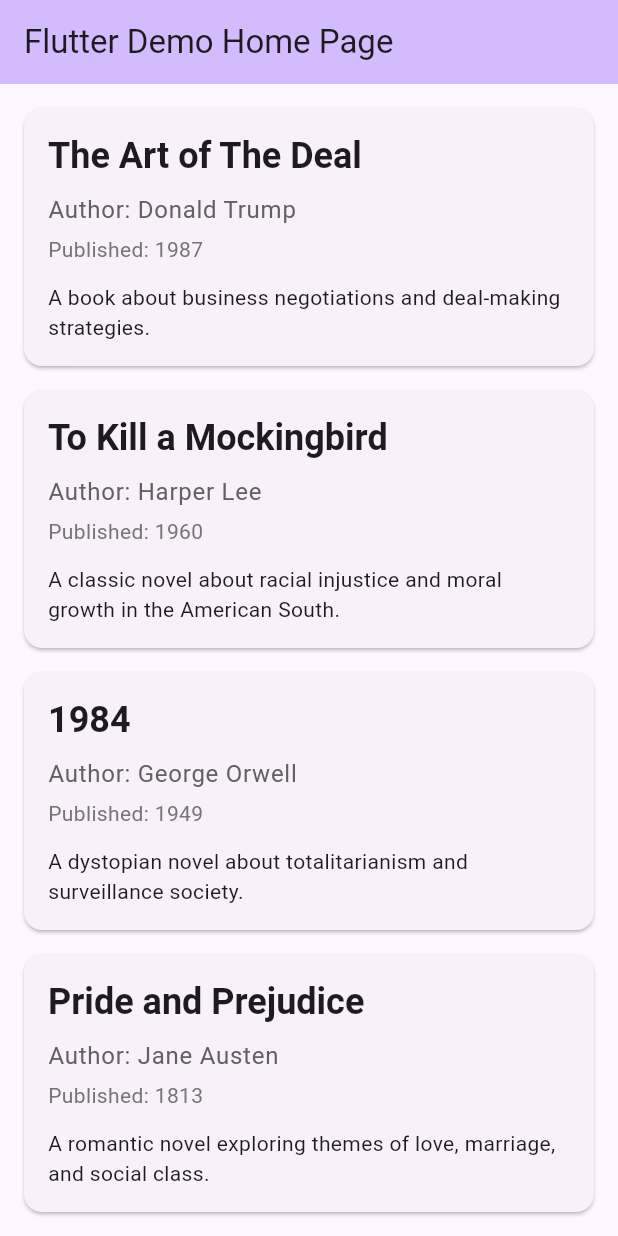
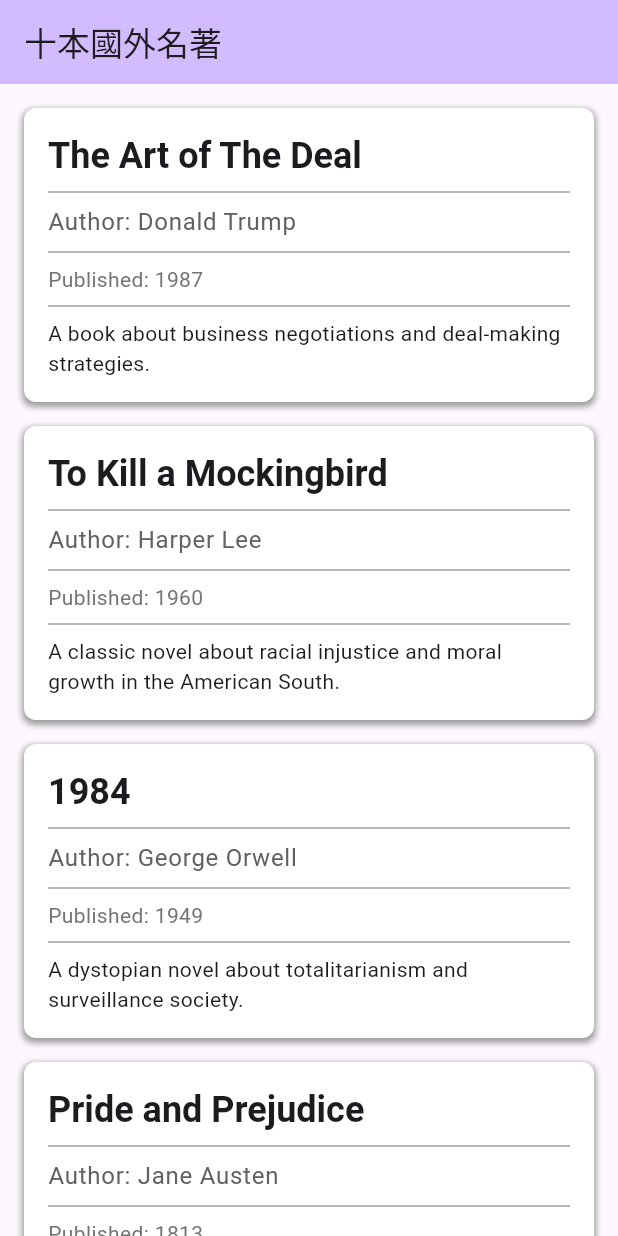
Before and after one commit to cpwang2009/flutter_application_5, a Flutter app: the screen it shows after launch, on a phone screen of 412 x 824 dp. Run offline on Flutter 3.47's test engine with Material 3 defaults, Android fonts, the phone set to English and light mode, and no system bars.

Commit message:
Homework 5: Multi-pages

```diff
--- a/lib/book_tile.dart
+++ b/lib/book_tile.dart
@@ -5,12 +5,14 @@ class BookTile {
   final String author;
   final String date;
   final String description;
+  final String image;
 
   const BookTile({
     required this.title,
     required this.author,
     required this.date,
     required this.description,
+    required this.image,
   });
 }
 
@@ -28,6 +30,34 @@ class BookDetailPage extends StatelessWidget {
         child: Column(
           crossAxisAlignment: CrossAxisAlignment.start,
           children: [
+            // 書本封面照片
+            Center(
+              child: ClipRRect(
+                borderRadius: BorderRadius.circular(12.0),
+                child: Image.network(
+                  book.image,
+                  height: 200,
+                  width: 150,
+                  fit: BoxFit.cover,
+                  errorBuilder: (context, error, stackTrace) {
+                    return Container(
+                      height: 200,
+                      width: 150,
+                      decoration: BoxDecoration(
+                        color: Colors.grey[300],
+                        borderRadius: BorderRadius.circular(12.0),
+                      ),
+                      child: const Icon(
+                        Icons.book,
+                        size: 50,
+                        color: Colors.grey,
+                      ),
+                    );
+                  },
+                ),
+              ),
+            ),
+            const SizedBox(height: 24.0),
             Text(
               'Author: ${book.author}',
               style: Theme.of(
@@ -74,40 +104,59 @@ class BookTileWidget extends StatelessWidget {
           MaterialPageRoute(builder: (context) => BookDetailPage(book: book)),
         );
       },
-      child: Card(
+      child: Container(
         margin: const EdgeInsets.only(bottom: 16.0),
-        child: Padding(
+        decoration: BoxDecoration(
+          color: Colors.white,
+          borderRadius: BorderRadius.circular(8.0),
+          boxShadow: [
+            BoxShadow(
+              color: Colors.grey.withValues(),
+              spreadRadius: 1,
+              blurRadius: 3,
+              offset: const Offset(0, 2),
+            ),
+          ],
+        ),
+        child: ListView.separated(
+          shrinkWrap: true,
+          physics: const NeverScrollableScrollPhysics(),
           padding: const EdgeInsets.all(16.0),
-          child: Column(
-            crossAxisAlignment: CrossAxisAlignment.start,
-            children: [
-              Text(
+          itemCount: 4,
+          separatorBuilder: (context, index) =>
+              const Divider(height: 16.0, thickness: 1.0, color: Colors.grey),
+          itemBuilder: (context, index) {
+            switch (index) {
+              case 0:
+                return Text(
                   book.title,
                   style: Theme.of(context).textTheme.headlineSmall?.copyWith(
                     fontWeight: FontWeight.bold,
                   ),
-              ),
-              const SizedBox(height: 8.0),
-              Text(
+                );
+              case 1:
+                return Text(
                   'Author: ${book.author}',
                   style: Theme.of(
                     context,
                   ).textTheme.bodyLarge?.copyWith(color: Colors.grey[700]),
-              ),
-              const SizedBox(height: 4.0),
-              Text(
+                );
+              case 2:
+                return Text(
                   'Published: ${book.date}',
                   style: Theme.of(
                     context,
                   ).textTheme.bodyMedium?.copyWith(color: Colors.grey[600]),
-              ),
-              const SizedBox(height: 12.0),
-              Text(
+                );
+              case 3:
+                return Text(
                   book.description,
                   style: Theme.of(context).textTheme.bodyMedium,
-              ),
-            ],
-          ),
+                );
+              default:
+                return const SizedBox.shrink();
+            }
+          },
         ),
       ),
     );
--- a/lib/main.dart
+++ b/lib/main.dart
@@ -13,6 +13,7 @@ class MyApp extends StatelessWidget {
   Widget build(BuildContext context) {
     return MaterialApp(
       title: 'Flutter Demo',
+      debugShowCheckedModeBanner: false,
       theme: ThemeData(
         // This is the theme of your application.
         //
@@ -31,7 +32,7 @@ class MyApp extends StatelessWidget {
         // tested with just a hot reload.
         colorScheme: ColorScheme.fromSeed(seedColor: Colors.deepPurple),
       ),
-      home: const MyHomePage(title: 'Flutter Demo Home Page'),
+      home: const MyHomePage(title: '十本國外名著'),
     );
   }
 }
@@ -48,6 +49,8 @@ class MyHomePage extends StatelessWidget {
       date: "1987",
       description:
           "A book about business negotiations and deal-making strategies.",
+      image:
+          "https://im1.book.com.tw/image/getImage?i=https://www.books.com.tw/img/F01/389/51/F013895120.jpg",
     ),
     BookTile(
       title: "To Kill a Mockingbird",
@@ -55,6 +58,7 @@ class MyHomePage extends StatelessWidget {
       date: "1960",
       description:
           "A classic novel about racial injustice and moral growth in the American South.",
+      image: "https://covers.openlibrary.org/b/isbn/9780061120084-L.jpg",
     ),
     BookTile(
       title: "1984",
@@ -62,6 +66,7 @@ class MyHomePage extends StatelessWidget {
       date: "1949",
       description:
           "A dystopian novel about totalitarianism and surveillance society.",
+      image: "https://covers.openlibrary.org/b/isbn/9780451524935-L.jpg",
     ),
     BookTile(
       title: "Pride and Prejudice",
@@ -69,6 +74,7 @@ class MyHomePage extends StatelessWidget {
       date: "1813",
       description:
           "A romantic novel exploring themes of love, marriage, and social class.",
+      image: "https://covers.openlibrary.org/b/isbn/9780141439518-L.jpg",
     ),
     BookTile(
       title: "The Great Gatsby",
@@ -76,12 +82,14 @@ class MyHomePage extends StatelessWidget {
       date: "1925",
       description:
           "A story of the Jazz Age and the American Dream's corruption.",
+      image: "https://covers.openlibrary.org/b/isbn/9780743273565-L.jpg",
     ),
     BookTile(
       title: "Harry Potter and the Philosopher's Stone",
       author: "J.K. Rowling",
       date: "1997",
       description: "The first book in the magical Harry Potter series.",
+      image: "https://covers.openlibrary.org/b/isbn/9780439708180-L.jpg",
     ),
     BookTile(
       title: "The Catcher in the Rye",
@@ -89,19 +97,14 @@ class MyHomePage extends StatelessWidget {
       date: "1951",
       description:
           "A coming-of-age story about teenage rebellion and alienation.",
-    ),
-    BookTile(
-      title: "Lord of the Flies",
-      author: "William Golding",
-      date: "1954",
-      description:
-          "A novel about civilization versus savagery on a deserted island.",
+      image: "https://covers.openlibrary.org/b/isbn/9780316769174-L.jpg",
     ),
     BookTile(
       title: "The Hobbit",
       author: "J.R.R. Tolkien",
       date: "1937",
       description: "A fantasy adventure about a hobbit's unexpected journey.",
+      image: "https://covers.openlibrary.org/b/isbn/9780547928227-L.jpg",
     ),
     BookTile(
       title: "Dune",
@@ -109,6 +112,15 @@ class MyHomePage extends StatelessWidget {
       date: "1965",
       description:
           "An epic science fiction novel set on the desert planet Arrakis.",
+      image: "https://covers.openlibrary.org/b/isbn/9780441172719-L.jpg",
+    ),
+    BookTile(
+      title: "The Alchemist",
+      author: "Paulo Coelho",
+      date: "1988",
+      description:
+          "A philosophical novel about following your dreams and finding your destiny.",
+      image: "https://covers.openlibrary.org/b/isbn/9780061122415-L.jpg",
     ),
   ];
 
```
Lines whose indentation alone changed are shown as unchanged.
